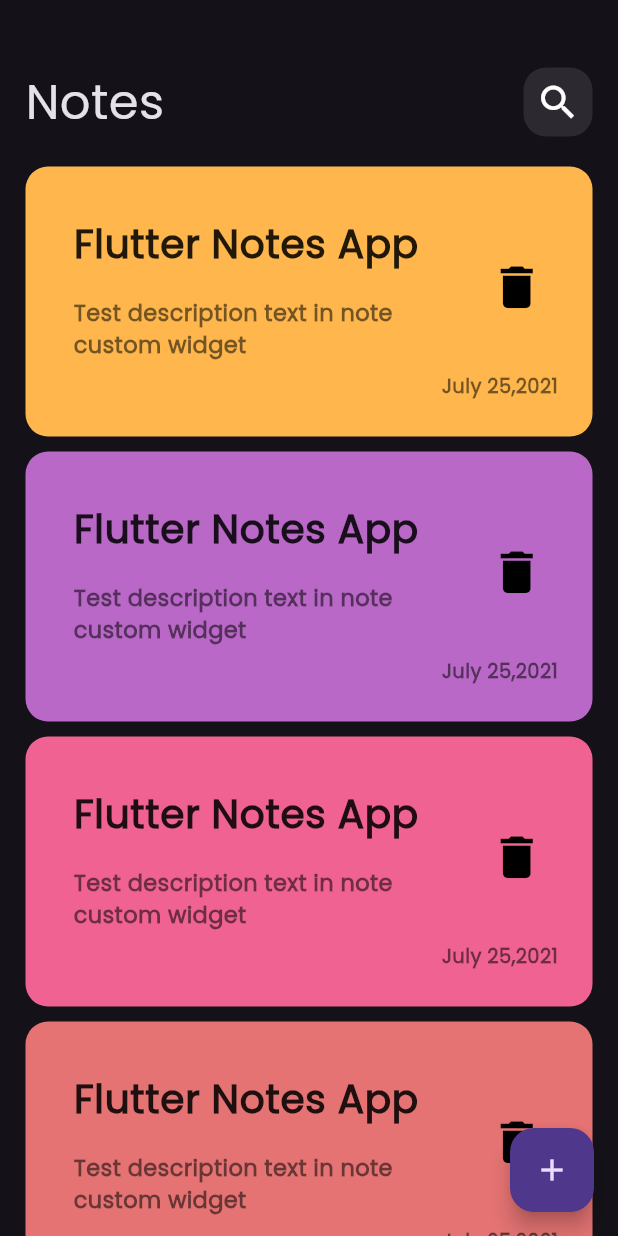
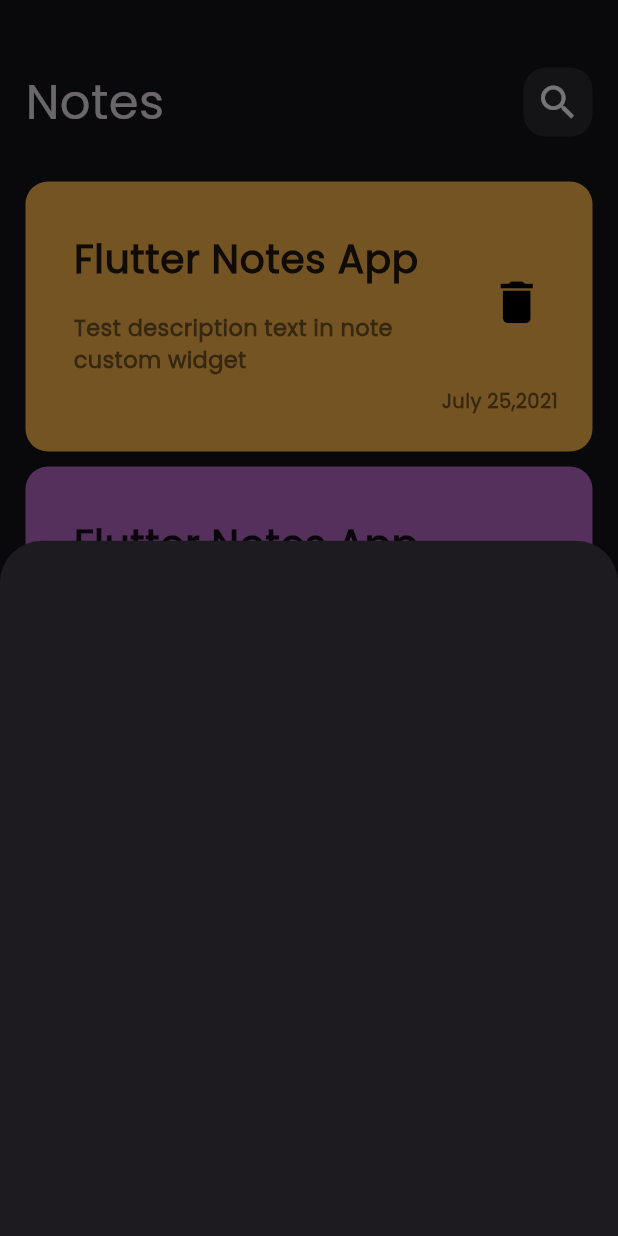
Before and after one commit to ahmedjamal22290/Notes_App, a Flutter app: the screen it shows after launch, after a tap on the "add" icon, on a phone screen of 412 x 824 dp. Run offline on Flutter 3.47's test engine with Material 3 defaults, Android fonts, the phone set to English and light mode, and no system bars.

Commit message:
show bottom sheet to add notes

```diff
--- a/lib/views/home_view.dart
+++ b/lib/views/home_view.dart
@@ -8,10 +8,25 @@ class HomeView extends StatelessWidget {
   Widget build(BuildContext context) {
     return Scaffold(
       floatingActionButton: FloatingActionButton(
-        onPressed: () {},
+        onPressed: () {
+          showModalBottomSheet(
+              context: context,
+              builder: (context) {
+                return AddNoteBottomSheet();
+              });
+        },
         child: const Icon(Icons.add),
       ),
       body: const homeViewBody(),
     );
   }
 }
+
+class AddNoteBottomSheet extends StatelessWidget {
+  const AddNoteBottomSheet({super.key});
+
+  @override
+  Widget build(BuildContext context) {
+    return Container();
+  }
+}
--- a/lib/widgets/notes_llist_view.dart
+++ b/lib/widgets/notes_llist_view.dart
@@ -17,7 +17,10 @@ class NotesListView extends StatelessWidget {
   @override
   Widget build(BuildContext context) {
     return Expanded(
+      child: Padding(
+        padding: const EdgeInsets.symmetric(vertical: 10.0),
         child: ListView.builder(
+          padding: EdgeInsets.zero,
           itemCount: 20,
           itemBuilder: (context, index) {
             if (colorIndex == 5) {
@@ -31,6 +34,7 @@ class NotesListView extends StatelessWidget {
             );
           },
         ),
+      ),
     );
   }
 }
```
Lines whose indentation alone changed are shown as unchanged.
